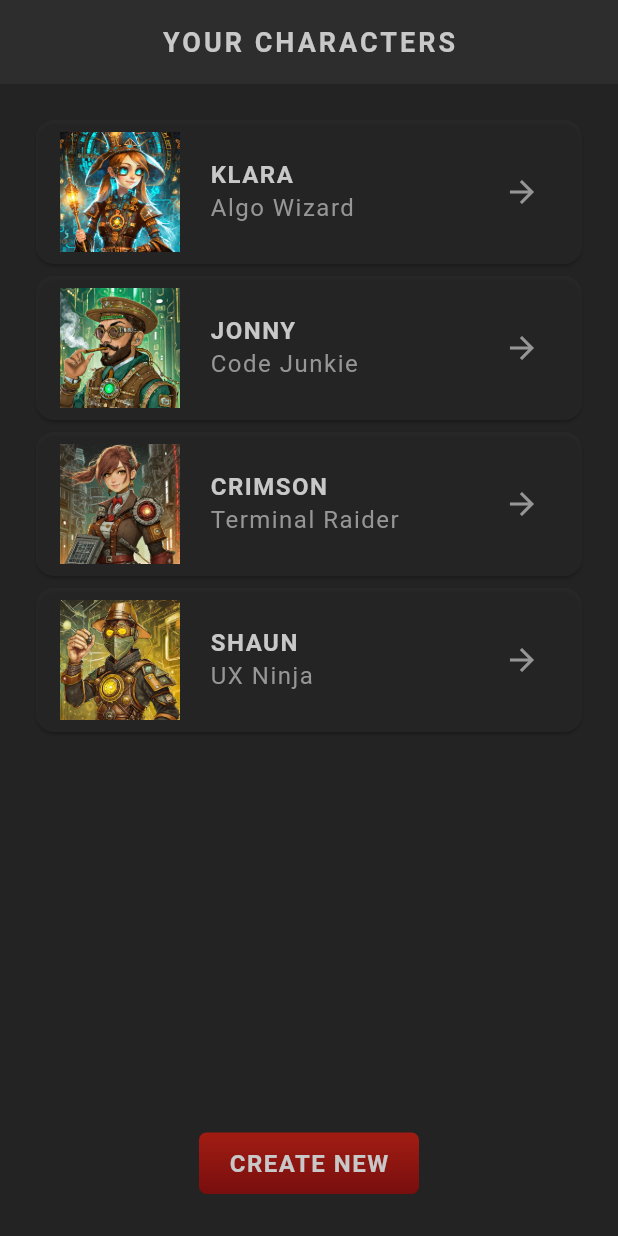
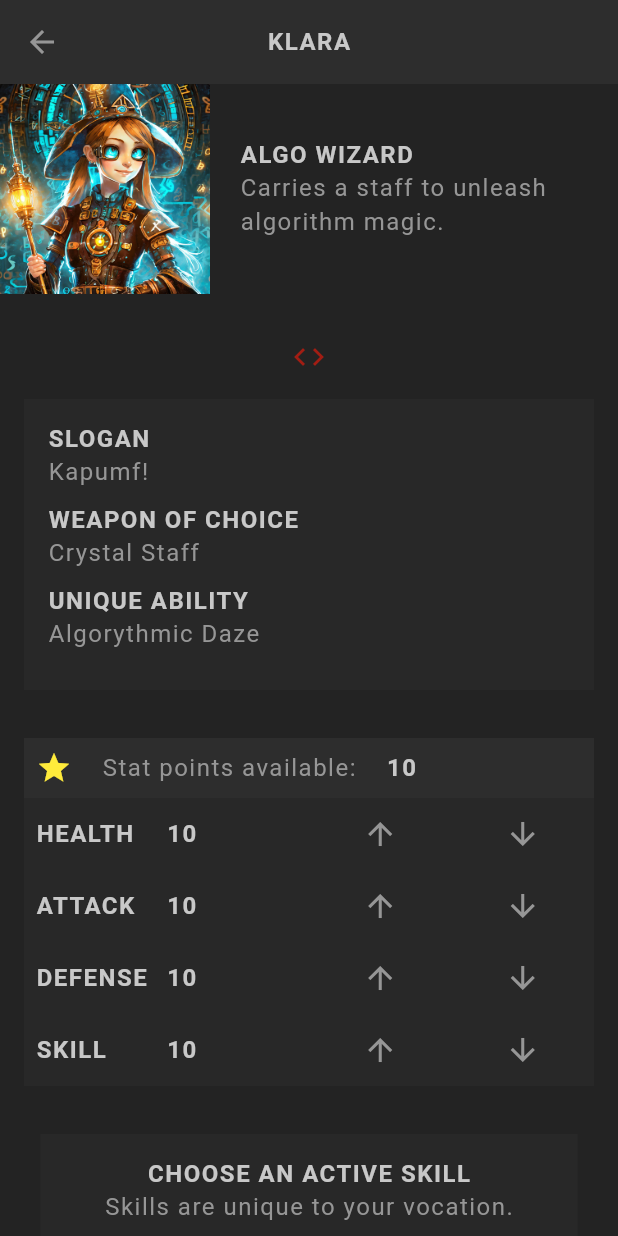
Before and after one commit to sikdarsadmanrahman/character-play, a Flutter app: the screen it shows after launch, after a tap on the "arrow forward" icon, on a phone screen of 412 x 824 dp. Run offline on Flutter 3.47's test engine with Material 3 defaults, Android fonts, the phone set to English and light mode, and no system bars; our stand-ins replace google_fonts; Roboto replaces fonts that are missing (Kanit).

Commit message:
select skill

```diff
--- a/lib/main.dart
+++ b/lib/main.dart
@@ -1,4 +1,4 @@
-import 'package:character_game/screens/create/create.dart';
+
 import 'package:character_game/screens/home/home.dart';
 import 'package:character_game/theme.dart';
 import 'package:flutter/material.dart';
--- a/lib/models/stats.dart
+++ b/lib/models/stats.dart
@@ -39,6 +39,7 @@ mixin Stats {
       if(stat == 'skill') {
         _skill++;
       }
+      _points--;
     }
   }
 
--- a/lib/screens/home/character_card.dart
+++ b/lib/screens/home/character_card.dart
@@ -1,4 +1,5 @@
 import 'package:character_game/models/character.dart';
+import 'package:character_game/screens/profile/profile.dart';
 import 'package:character_game/shared/styled_text.dart';
 import 'package:character_game/theme.dart';
 import 'package:flutter/material.dart';
@@ -34,7 +35,11 @@ class CharacterCard extends StatelessWidget {
             ),
 
             IconButton(
-              onPressed: () {},
+              onPressed: () {
+                Navigator.push(context, MaterialPageRoute(
+                  builder: (ctx) => Profile(character: character,),
+                ));
+              },
               icon: Icon(
                 Icons.arrow_forward,
                 color: AppColor.textColor,
--- /dev/null
+++ b/lib/screens/profile/profile.dart
@@ -0,0 +1,100 @@
+import 'package:character_game/models/character.dart';
+import 'package:character_game/screens/profile/skill_list.dart';
+import 'package:character_game/screens/profile/stats_table.dart';
+import 'package:character_game/shared/styled_text.dart';
+import 'package:character_game/theme.dart';
+import 'package:flutter/material.dart';
+
+class Profile extends StatelessWidget {
+  const Profile({
+    super.key,
+    required this.character,
+  });
+
+  final Character character;
+
+  @override
+  Widget build(BuildContext context) {
+    return Scaffold(
+      appBar: AppBar(
+        title: StyledHeadline(character.name),
+      ),
+      body: SingleChildScrollView(
+        child: Column(
+          children: [
+
+            // basic info - image, vocation, description
+            Container(
+              child: Row(
+                children: [
+                  Image.asset('assets/img/vocations/${character.vocation.image}',
+                    width: 140,
+                    height: 140,
+                  ),
+                  const SizedBox(width: 20,),
+
+                  Expanded(
+                    child: Column(
+                      crossAxisAlignment: CrossAxisAlignment.start,
+                      children: [
+                        StyledHeadline(character.vocation.title),
+                        StyledText(character.vocation.description),
+                      ],
+                    ),
+                  ),
+                ],
+              ),
+            ),
+
+
+            // weapon and ability
+            SizedBox(height: 30),
+            Center(child: Icon(Icons.code, color: AppColor.primaryColor)),
+
+
+            Padding(
+              padding: const EdgeInsets.all(16),
+              child: Container(
+                width: double.infinity,
+                padding: const EdgeInsets.all(16),
+                color: AppColor.secondaryColor.withOpacity(0.5),
+                child: Column(
+                  crossAxisAlignment: CrossAxisAlignment.start,
+                  children: [
+                    const StyledHeadline('Slogan'),
+                    StyledText(character.slogan),
+                    SizedBox(height: 10),
+
+                    const StyledHeadline('Weapon of Choice'),
+                    StyledText(character.vocation.weapon),
+                    SizedBox(height: 10),
+
+                    const StyledHeadline('Unique Ability'),
+                    StyledText(character.vocation.ability),
+                    SizedBox(height: 10),
+
+                  ],
+                ),
+              ),
+            ),
+
+            // stats & skills
+            Container(
+              alignment: Alignment.center,
+              child: Column(
+                children: [
+                  StatsTable(character),
+                  SkillList(character),
+                ],
+              ),
+            ),
+
+            // save button
+
+
+          ],
+        ),
+      ),
+    );
+  }
+}
--- /dev/null
+++ b/lib/screens/profile/skill_list.dart
@@ -0,0 +1,83 @@
+import 'package:character_game/models/character.dart';
+import 'package:character_game/models/skill.dart';
+import 'package:character_game/shared/styled_text.dart';
+import 'package:character_game/theme.dart';
+import 'package:flutter/material.dart';
+
+class SkillList extends StatefulWidget {
+  const SkillList(
+    this.character,
+    {super.key}
+  );
+
+  final Character character;
+
+  @override
+  State<SkillList> createState() => _SkillListState();
+}
+
+class _SkillListState extends State<SkillList> {
+  late List<Skill> availableSkills;
+  late Skill selectedSkill;
+
+  @override
+  void initState() {
+    availableSkills = allSkills.where((skill) {
+      return skill.vocation == widget.character.vocation;
+    }).toList();
+    if(widget.character.skills.isEmpty) {
+      selectedSkill = availableSkills[0];
+    }
+    if(widget.character.skills.isNotEmpty) {
+      selectedSkill = widget.character.skills.first;
+    }
+
+
+    super.initState();
+  }
+
+  @override
+  Widget build(BuildContext context) {
+    return Padding(
+      padding: const EdgeInsets.all(16),
+      child: Container(
+        padding: const EdgeInsets.all(16),
+        color: AppColor.secondaryColor.withOpacity(0.5),
+        child: Column(
+          children: [
+            const StyledHeadline('Choose an active skill'),
+            const StyledText('Skills are unique to your vocation.'),
+            const SizedBox(height: 20),
+
+            Wrap(
+              alignment: WrapAlignment.center,
+              spacing: 10,
+              runSpacing: 10,
+              children: availableSkills.map((skill) {
+                return Container(
+                  margin: const EdgeInsets.all(5),
+                  padding: const EdgeInsets.all(2),
+                  color: skill == selectedSkill ? Colors.yellow : Colors.transparent,
+                  child: GestureDetector(
+                    onTap: () {
+                      setState(() {
+                        widget.character.updateSkills(skill);
+                        selectedSkill = skill;
+                      });
+                    },
+                    child: Image.asset(
+                      'assets/img/skills/${skill.image}',
+                      width: 60,
+                    ),
+                  ),
+                );
+              }).toList(),
+            ),
+            const SizedBox(height: 10),
+            StyledText(selectedSkill.name),
+          ],
+        ),
+      ),
+    );
+  }
+}
--- /dev/null
+++ b/lib/screens/profile/stats_table.dart
@@ -0,0 +1,99 @@
+import 'package:character_game/models/character.dart';
+import 'package:character_game/shared/styled_text.dart';
+import 'package:character_game/theme.dart';
+import 'package:flutter/material.dart';
+
+class StatsTable extends StatefulWidget {
+  const StatsTable(
+    this.character,
+    {super.key}
+  );
+
+  final Character character;
+
+  @override
+  State<StatsTable> createState() => _StatsTableState();
+}
+
+class _StatsTableState extends State<StatsTable> {
+  @override
+  Widget build(BuildContext context) {
+    return Padding(
+      padding: EdgeInsets.all(16),
+      child: Column(
+        children: [
+
+          //available points
+          Container(
+            color: AppColor.secondaryColor,
+            padding: const EdgeInsets.all(8),
+            child: Row(
+              children: [
+                Icon(
+                  Icons.star,
+                  color: widget.character.points > 0 ? Colors.yellow : Colors.grey,
+                ),
+                const SizedBox(width: 20),
+                const StyledText('Stat points available:'),
+                const SizedBox(width: 20),
+                StyledHeadline(widget.character.points.toString())
+              ],
+            ),
+          ),
+
+          //stats table
+          Table(
+            children: widget.character.statsAsFormatedList.map((stat){
+              return TableRow(
+                decoration: BoxDecoration(color: AppColor.secondaryColor.withOpacity(0.5)),
+                children: [
+                  //stat title
+                  TableCell(
+                    verticalAlignment: TableCellVerticalAlignment.middle,
+                    child: Padding(
+                      padding: const EdgeInsets.all(8),
+                      child: StyledHeadline(stat['title']!),
+                    )
+                  ),
+
+                  //stat value
+                  TableCell(
+                    verticalAlignment: TableCellVerticalAlignment.middle,
+                    child: StyledHeadline(stat['value']!),
+                  ),
+
+                  // icon to increase stat
+                  TableCell(
+                    verticalAlignment: TableCellVerticalAlignment.middle,
+                    child: IconButton(
+                      onPressed: () {
+                        setState(() {
+                          widget.character.increaseStat(stat['title']!);
+                        });
+                      },
+                      icon: Icon(Icons.arrow_upward, color: AppColor.textColor,),
+                    )
+                  ),
+
+
+                  // icon to decrease stat
+                  TableCell(
+                    verticalAlignment: TableCellVerticalAlignment.middle,
+                    child: IconButton(
+                      onPressed: () {
+                        setState(() {
+                          widget.character.decreaseStat(stat['title']!);
+                        });
+                      },
+                      icon: Icon(Icons.arrow_downward, color: AppColor.textColor,),
+                    )
+                  ),
+                ],
+              );
+            }).toList(),
+          )
+        ],
+      ),
+    );
+  }
+}
--- a/lib/theme.dart
+++ b/lib/theme.dart
@@ -67,4 +67,10 @@ ThemeData primaryTheme = ThemeData(
     prefixIconColor: AppColor.textColor,
   ),
 
+  //Dialog theme
+  dialogTheme: DialogThemeData(
+    backgroundColor: AppColor.secondaryAccent,
+    surfaceTintColor: Colors.transparent,
+  ),
+
 );
```
